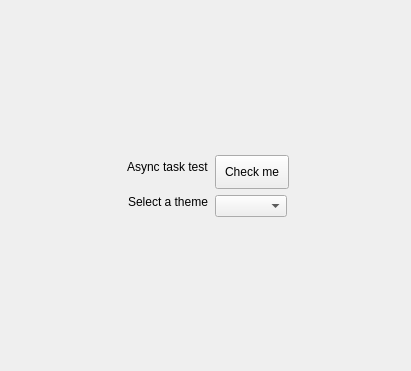
Old version of the form app/ui/main_window.ui in the repository SHIINASAMA/pyside_template.
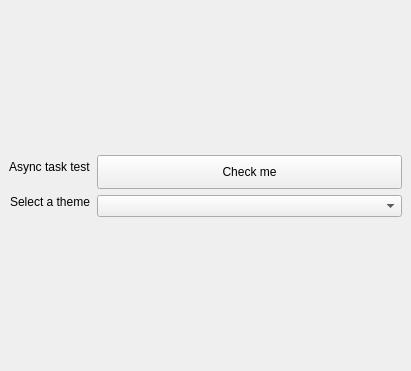
New version of the form.

Commit message: update the MainWindow's layout

Patch:
```diff
--- a/app/ui/main_window.ui
+++ b/app/ui/main_window.ui
@@ -26,11 +26,17 @@
     <item row="0" column="1">
      <widget class="QPushButton" name="pushButton">
       <property name="sizePolicy">
-       <sizepolicy hsizetype="Fixed" vsizetype="Fixed">
+       <sizepolicy hsizetype="Preferred" vsizetype="Preferred">
         <horstretch>0</horstretch>
         <verstretch>0</verstretch>
        </sizepolicy>
       </property>
+      <property name="minimumSize">
+       <size>
+        <width>120</width>
+        <height>0</height>
+       </size>
+      </property>
       <property name="text">
        <string>Check me</string>
       </property>
@@ -52,11 +58,17 @@
     <item row="1" column="1">
      <widget class="QComboBox" name="themeComboBox">
       <property name="sizePolicy">
-       <sizepolicy hsizetype="Fixed" vsizetype="Fixed">
+       <sizepolicy hsizetype="Preferred" vsizetype="Preferred">
         <horstretch>0</horstretch>
         <verstretch>0</verstretch>
        </sizepolicy>
       </property>
+      <property name="minimumSize">
+       <size>
+        <width>120</width>
+        <height>0</height>
+       </size>
+      </property>
      </widget>
     </item>
     <item row="0" column="0">
```
Left out of the diff: 4 changed lines with no effect on the pictures. The commit also changes 1 other file.
